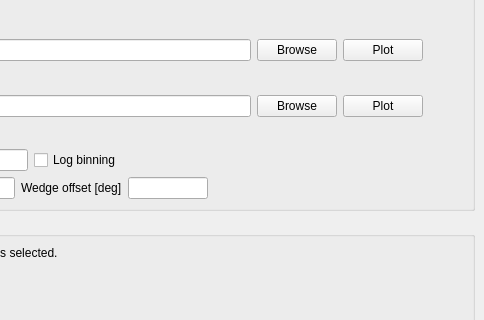
This is Code/Mantid/scripts/Interface/ui/sans/hfir_instrument.ui in mantidproject/mantid as Qt 5 draws it before an edit; both pictures show x 542 to 1026 and y 136 to 456 of the 1026 by 1152 pixel window. The edited form follows.
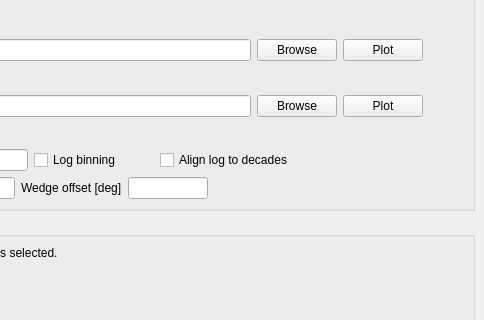
This is the edited form.

```diff
--- a/Code/Mantid/scripts/Interface/ui/sans/hfir_instrument.ui
+++ b/Code/Mantid/scripts/Interface/ui/sans/hfir_instrument.ui
@@ -819,6 +819,25 @@
               </property>
              </widget>
             </item>
+            <item>
+             <widget class="QCheckBox" name="align_check">
+              <property name="sizePolicy">
+               <sizepolicy hsizetype="Fixed" vsizetype="Fixed">
+                <horstretch>0</horstretch>
+                <verstretch>0</verstretch>
+               </sizepolicy>
+              </property>
+              <property name="minimumSize">
+               <size>
+                <width>160</width>
+                <height>0</height>
+               </size>
+              </property>
+              <property name="text">
+               <string>Align log to decades</string>
+              </property>
+             </widget>
+            </item>
             <item>
              <spacer name="horizontalSpacer_4">
               <property name="orientation">
```
